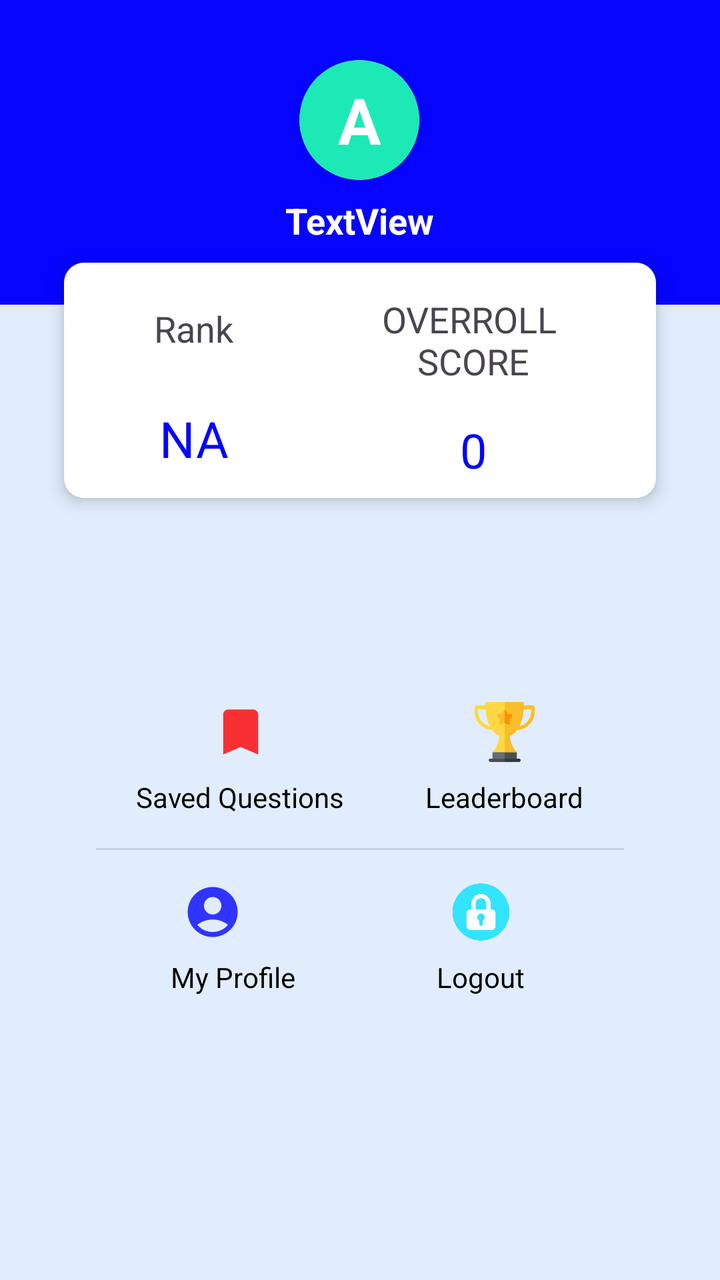
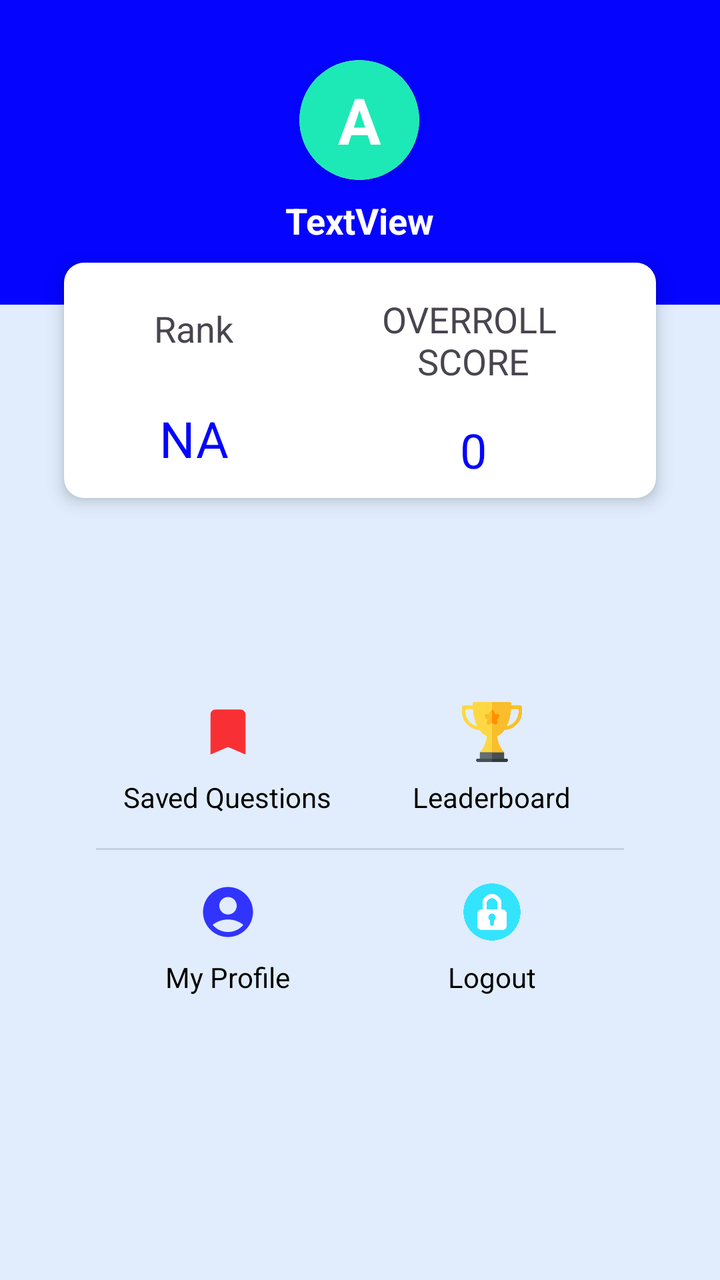

Before-and-after screenshots of an Android layout around one commit, followed by the original layout XML and the change that was made.
<!-- AndroidManifest.xml: application theme Theme.ExamApp -->
<!-- res/layout/fragment_account.xml -->
<?xml version="1.0" encoding="utf-8"?>
<androidx.constraintlayout.widget.ConstraintLayout xmlns:android="http://schemas.android.com/apk/res/android"
    xmlns:app="http://schemas.android.com/apk/res-auto"
    xmlns:tools="http://schemas.android.com/tools"
    android:layout_width="match_parent"
    android:background="@color/main_background"
    android:layout_height="match_parent"
    tools:context=".AccountFragment">


    <LinearLayout
        android:id="@+id/lnn1"
        android:layout_width="match_parent"
        android:layout_height="wrap_content"
        android:background="@color/colorPrimary"
        android:gravity="center"
        android:orientation="vertical"
        android:padding="30dp"
        android:paddingTop="10dp"
        app:layout_constraintEnd_toEndOf="parent"
        app:layout_constraintHorizontal_bias="0.0"
        app:layout_constraintStart_toStartOf="parent"
        app:layout_constraintTop_toTopOf="parent">

        <LinearLayout
            android:layout_width="wrap_content"
            android:layout_height="wrap_content"
            android:gravity="center"
            android:orientation="vertical">

            <androidx.cardview.widget.CardView
                android:layout_width="wrap_content"
                android:layout_height="wrap_content"
                android:gravity="center"
                app:cardCornerRadius="30dp">

                <ImageView
                    android:layout_width="90dp"
                    android:layout_height="90dp"
                    android:scaleType="centerCrop"
                    android:visibility="gone"/>

                <TextView
                    android:id="@+id/imgName"
                    android:layout_width="60dp"
                    android:layout_height="60dp"
                    android:background="@drawable/circle"
                    android:backgroundTint="@color/greenLight"
                    android:gravity="center"
                    android:text="A"
                    android:textColor="@color/white"
                    android:textSize="32sp"
                    android:textStyle="bold"

                    />

            </androidx.cardview.widget.CardView>

            <TextView
                android:id="@+id/txtName"
                android:layout_width="wrap_content"
                android:layout_height="wrap_content"
                android:paddingTop="8dp"
                android:text="TextView"
                android:textColor="@color/white"
                android:textSize="18sp"
                android:textStyle="bold" />

        </LinearLayout>
    </LinearLayout>

    <LinearLayout
        android:id="@+id/lnn2"
        android:layout_width="0dp"
        android:layout_height="wrap_content"
        android:padding="8dp"
        android:elevation="5dp"
        android:layout_marginLeft="32dp"
        android:layout_marginRight="32dp"
        android:background="@drawable/round_view"
        android:orientation="horizontal"
        app:layout_constraintTop_toBottomOf="@+id/view"
        app:layout_constraintRight_toRightOf="parent"
        app:layout_constraintLeft_toLeftOf="parent">
        <LinearLayout
            android:layout_width="wrap_content"
            android:layout_height="match_parent"
            android:layout_weight="1"
            android:gravity="center"
            android:orientation="vertical">
            <TextView
                android:layout_width="wrap_content"
                android:layout_height="wrap_content"
                android:text="Rank"
                android:gravity="center"
                android:textSize="18sp"
                android:padding="8dp"
                android:layout_weight="1"
                />

            <TextView
                android:id="@+id/txtRank"
                android:layout_width="wrap_content"
                android:layout_height="wrap_content"
                android:text="NA"
                android:layout_marginTop="8dp"
                android:gravity="center"
                android:textSize="25sp"
                android:textColor="@color/colorPrimary"
                android:layout_weight="1"/>

        </LinearLayout>
        <LinearLayout
            android:layout_width="wrap_content"
            android:layout_height="match_parent"
            android:layout_weight="1"
            android:gravity="center"
            android:orientation="vertical">
            <TextView
                android:layout_width="wrap_content"
                android:layout_height="wrap_content"
                android:text="OVERROLL \nSCORE"
                android:textAlignment="center"
                android:textSize="18sp"
                android:padding="8dp"
                android:layout_weight="1"
                />

            <TextView
                android:id="@+id/txtOverRollScore"
                android:layout_width="wrap_content"
                android:layout_height="wrap_content"
                android:text="0"
                android:layout_marginTop="8dp"
                android:gravity="center"
                android:textSize="24sp"
                android:textColor="@color/colorPrimary"
                android:layout_weight="1"/>

        </LinearLayout>

    </LinearLayout>
    <View
        android:id="@+id/view"
        android:layout_width="0dp"
        android:layout_height="1dp"
        app:layout_constraintLeft_toLeftOf="parent"
        android:layout_marginBottom="21dp"
        app:layout_constraintRight_toRightOf="parent"
        app:layout_constraintBottom_toBottomOf="@+id/lnn1"/>

    <LinearLayout
        android:layout_width="0dp"
        android:layout_height="wrap_content"
        android:layout_marginLeft="16dp"
        android:layout_marginTop="10dp"
        android:layout_marginRight="16dp"
        android:layout_marginBottom="50dp"

        android:orientation="vertical"
        android:padding="32dp"
        app:layout_constraintBottom_toBottomOf="parent"
        app:layout_constraintLeft_toLeftOf="parent"
        app:layout_constraintRight_toRightOf="parent"
        app:layout_constraintTop_toBottomOf="@+id/lnn2">

        <LinearLayout
            android:layout_width="match_parent"
            android:layout_height="wrap_content"
            android:orientation="horizontal">

            <LinearLayout
                android:id="@+id/btnBookMarkQuestion"
                android:layout_width="wrap_content"
                android:layout_height="wrap_content"
                android:layout_weight="1"
                android:gravity="center"
                android:orientation="vertical">

                <ImageView
                    android:layout_width="30dp"
                    android:layout_height="30dp"
                    android:src="@drawable/ic_bookmark"
                    app:tint="@color/red" />

                <TextView
                    android:layout_width="wrap_content"
                    android:layout_height="wrap_content"
                    android:layout_marginTop="8dp"
                    android:text="Saved Questions"
                    android:textColor="@color/black" />
            </LinearLayout>

            <LinearLayout
                android:id="@+id/btnLeaderboard"
                android:layout_width="wrap_content"
                android:layout_height="wrap_content"
                android:layout_weight="1"
                android:gravity="center"
                android:orientation="vertical">

                <ImageView
                    android:layout_width="match_parent"
                    android:layout_height="30dp"
                    android:src="@drawable/trophy" />

                <TextView
                    android:layout_width="wrap_content"
                    android:layout_height="wrap_content"
                    android:layout_marginTop="8dp"
                    android:text="Leaderboard"
                    android:textColor="@color/black" />
            </LinearLayout>


        </LinearLayout>

        <View
            android:layout_width="match_parent"
            android:layout_height="1dp"
            android:layout_marginTop="16dp"
            android:layout_marginBottom="16dp"
            android:background="?android:attr/listDivider" />

        <LinearLayout
            android:layout_width="match_parent"
            android:layout_height="wrap_content"

            android:orientation="horizontal">

            <LinearLayout
                android:id="@+id/btnProfile"
                android:layout_width="wrap_content"
                android:layout_height="wrap_content"
                android:layout_weight="1"
                android:gravity="center"
                android:orientation="vertical">

                <ImageView
                    android:layout_width="30dp"
                    android:layout_height="30dp"
                    android:layout_marginRight="10dp"
                    android:src="@drawable/ic_account"
                    app:tint="@color/colorPrimary" />

                <TextView
                    android:layout_width="wrap_content"
                    android:layout_height="wrap_content"
                    android:layout_marginTop="8dp"
                    android:text="My Profile"
                    android:textColor="@color/black" />
            </LinearLayout>

            <LinearLayout
                android:id="@+id/btnLogout"
                android:layout_width="wrap_content"
                android:layout_height="wrap_content"
                android:layout_weight="1"
                android:gravity="center"
                android:orientation="vertical">

                <ImageView
                    android:layout_width="match_parent"
                    android:layout_height="30dp"
                    android:layout_marginRight="8dp"
                    android:src="@drawable/locked" />

                <TextView
                    android:layout_width="wrap_content"
                    android:layout_height="wrap_content"
                    android:layout_marginTop="8dp"
                    android:layout_marginRight="8dp"
                    android:text="Logout"
                    android:textColor="@color/black" />
            </LinearLayout>


        </LinearLayout>


    </LinearLayout>
</androidx.constraintlayout.widget.ConstraintLayout>
<!-- resources referenced by this layout -->
<resources>
  <color name="black">#FF000000</color>
  <color name="colorPrimary">#0404ff</color>
  <color name="greenLight">#1DE9B6</color>
  <color name="main_background">#e1edfd</color>
  <color name="red">#ff0000</color>
  <color name="white">#FFFFFFFF</color>
  <!-- drawable circle (drawable) -->
  <shape xmlns:android="http://schemas.android.com/apk/res/android"
      android:shape="oval">
      <solid android:color="?attr/colorPrimary"/>
  </shape>
  <!-- drawable ic_account (drawable-anydpi) -->
  <vector xmlns:android="http://schemas.android.com/apk/res/android"
      android:width="24dp"
      android:height="24dp"
      android:viewportWidth="24"
      android:viewportHeight="24"
      android:tint="#FFFFFF"
      android:alpha="0.8">
    <path
        android:fillColor="@android:color/white"
        android:pathData="M12,2C6.48,2 2,6.48 2,12s4.48,10 10,10s10,-4.48 10,-10S17.52,2 12,2zM12,6c1.93,0 3.5,1.57 3.5,3.5S13.93,13 12,13s-3.5,-1.57 -3.5,-3.5S10.07,6 12,6zM12,20c-2.03,0 -4.43,-0.82 -6.14,-2.88C7.55,15.8 9.68,15 12,15s4.45,0.8 6.14,2.12C16.43,19.18 14.03,20 12,20z"/>
  </vector>
  <!-- drawable ic_bookmark (drawable-anydpi) -->
  <vector xmlns:android="http://schemas.android.com/apk/res/android"
      android:width="24dp"
      android:height="24dp"
      android:viewportWidth="24"
      android:viewportHeight="24"
      android:tint="#FFFFFF"
      android:alpha="0.8">
    <path
        android:fillColor="@android:color/white"
        android:pathData="M17,3H7c-1.1,0 -1.99,0.9 -1.99,2L5,21l7,-3 7,3V5c0,-1.1 -0.9,-2 -2,-2z"/>
  </vector>
  <!-- drawable locked: png bitmap (drawable, 16979 bytes) -->
  <!-- drawable round_view (drawable) -->
  <?xml version="1.0" encoding="utf-8"?>
  <shape android:shape="rectangle" xmlns:android="http://schemas.android.com/apk/res/android">
      <corners android:radius="10dp"/>
      <solid android:color="@color/white"/>
  </shape>
  <!-- drawable trophy: png bitmap (drawable, 18577 bytes) -->
  <style name="Theme.ExamApp" parent="Base.Theme.ExamApp" />
  <style name="Base.Theme.ExamApp" parent="Theme.Material3.DayNight.NoActionBar">
          <item name="colorPrimary">@color/colorPrimary</item>
  
          <item name="colorPrimaryDark">@color/colorPrimaryDark</item>
  
          <item name="colorAccent">@color/colorAccent</item>
          
          
      </style>
  <color name="colorPrimaryDark">#10028f</color>
  <color name="colorAccent">#ffffff</color>
</resources>

<!-- the commit's change to res/layout/fragment_account.xml (unified diff, before → after) -->
@@ -156,7 +156,6 @@
         android:layout_marginTop="10dp"
         android:layout_marginRight="16dp"
         android:layout_marginBottom="50dp"
-
         android:orientation="vertical"
         android:padding="32dp"
         app:layout_constraintBottom_toBottomOf="parent"
@@ -164,6 +163,7 @@
         app:layout_constraintRight_toRightOf="parent"
         app:layout_constraintTop_toBottomOf="@+id/lnn2">
 
+        
         <LinearLayout
             android:layout_width="match_parent"
             android:layout_height="wrap_content"
@@ -171,7 +171,7 @@
 
             <LinearLayout
                 android:id="@+id/btnBookMarkQuestion"
-                android:layout_width="wrap_content"
+                android:layout_width="0dp"
                 android:layout_height="wrap_content"
                 android:layout_weight="1"
                 android:gravity="center"
@@ -193,14 +193,14 @@
 
             <LinearLayout
                 android:id="@+id/btnLeaderboard"
-                android:layout_width="wrap_content"
-                android:layout_height="wrap_content"
-                android:layout_weight="1"
-                android:gravity="center"
-                android:orientation="vertical">
-
-                <ImageView
-                    android:layout_width="match_parent"
+                android:layout_width="0dp"
+                android:layout_height="wrap_content"
+                android:layout_weight="1"
+                android:gravity="center"
+                android:orientation="vertical">
+
+                <ImageView
+                    android:layout_width="30dp"
                     android:layout_height="30dp"
                     android:src="@drawable/trophy" />
 
@@ -211,8 +211,6 @@
                     android:text="Leaderboard"
                     android:textColor="@color/black" />
             </LinearLayout>
-
-
         </LinearLayout>
 
         <View
@@ -222,24 +220,23 @@
             android:layout_marginBottom="16dp"
             android:background="?android:attr/listDivider" />
 
+        
         <LinearLayout
             android:layout_width="match_parent"
             android:layout_height="wrap_content"
-
             android:orientation="horizontal">
 
             <LinearLayout
                 android:id="@+id/btnProfile"
-                android:layout_width="wrap_content"
-                android:layout_height="wrap_content"
-                android:layout_weight="1"
-                android:gravity="center"
-                android:orientation="vertical">
-
-                <ImageView
-                    android:layout_width="30dp"
-                    android:layout_height="30dp"
-                    android:layout_marginRight="10dp"
+                android:layout_width="0dp"
+                android:layout_height="wrap_content"
+                android:layout_weight="1"
+                android:gravity="center"
+                android:orientation="vertical">
+
+                <ImageView
+                    android:layout_width="30dp"
+                    android:layout_height="30dp"
                     android:src="@drawable/ic_account"
                     app:tint="@color/colorPrimary" />
 
@@ -253,30 +250,25 @@
 
             <LinearLayout
                 android:id="@+id/btnLogout"
-                android:layout_width="wrap_content"
-                android:layout_height="wrap_content"
-                android:layout_weight="1"
-                android:gravity="center"
-                android:orientation="vertical">
-
-                <ImageView
-                    android:layout_width="match_parent"
-                    android:layout_height="30dp"
-                    android:layout_marginRight="8dp"
+                android:layout_width="0dp"
+                android:layout_height="wrap_content"
+                android:layout_weight="1"
+                android:gravity="center"
+                android:orientation="vertical">
+
+                <ImageView
+                    android:layout_width="30dp"
+                    android:layout_height="30dp"
                     android:src="@drawable/locked" />
 
                 <TextView
                     android:layout_width="wrap_content"
                     android:layout_height="wrap_content"
                     android:layout_marginTop="8dp"
-                    android:layout_marginRight="8dp"
                     android:text="Logout"
                     android:textColor="@color/black" />
             </LinearLayout>
-
-
-        </LinearLayout>
-
-
-    </LinearLayout>
+        </LinearLayout>
+
+</LinearLayout>
 </androidx.constraintlayout.widget.ConstraintLayout>
